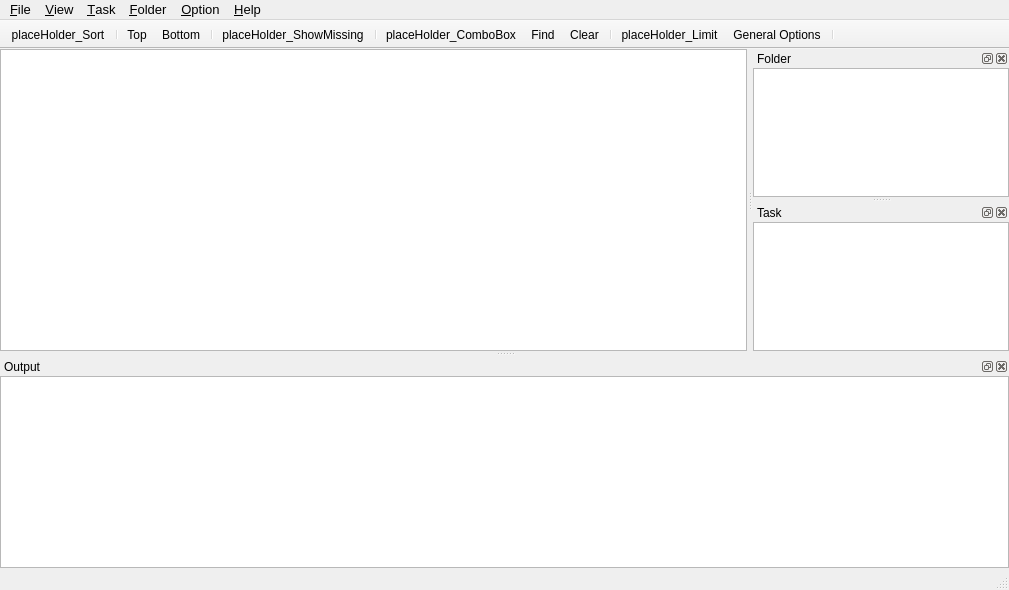
Qt form src/mainwindow.ui (ambiesoft/SceneExplorer) before a commit.
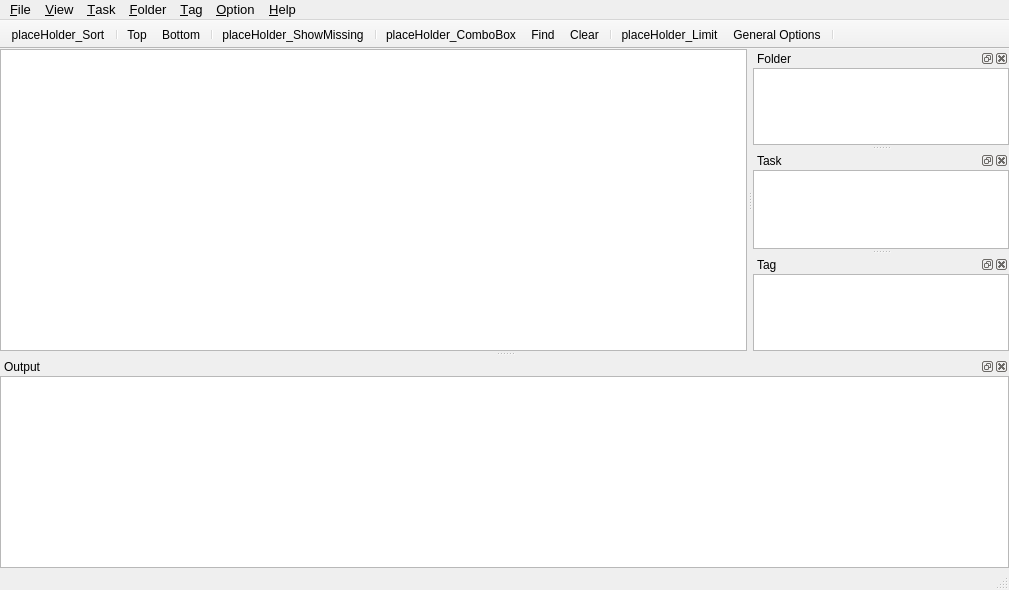
The same form after that commit. Icons and pictures are not drawn. Custom widgets are drawn as their Qt base class.

Diff of the .ui file:
```diff
--- a/src/mainwindow.ui
+++ b/src/mainwindow.ui
@@ -179,10 +179,17 @@
     </property>
     <addaction name="action_Add_Folder"/>
    </widget>
+   <widget class="QMenu" name="menu_Tag">
+    <property name="title">
+     <string>&amp;Tag</string>
+    </property>
+    <addaction name="action_Add_new_tag"/>
+   </widget>
    <addaction name="menu_File"/>
    <addaction name="menu_View"/>
    <addaction name="menu_Task"/>
    <addaction name="menu_Folder"/>
+   <addaction name="menu_Tag"/>
    <addaction name="menu_Option"/>
    <addaction name="menu_Help"/>
   </widget>
@@ -366,6 +373,36 @@
     </layout>
    </widget>
   </widget>
+  <widget class="QDockWidget" name="dockTag">
+   <property name="windowTitle">
+    <string>Tag</string>
+   </property>
+   <attribute name="dockWidgetArea">
+    <number>2</number>
+   </attribute>
+   <widget class="QWidget" name="dockWidgetContentsTag">
+    <layout class="QHBoxLayout" name="horizontalLayout_3">
+     <property name="spacing">
+      <number>0</number>
+     </property>
+     <property name="leftMargin">
+      <number>0</number>
+     </property>
+     <property name="topMargin">
+      <number>0</number>
+     </property>
+     <property name="rightMargin">
+      <number>0</number>
+     </property>
+     <property name="bottomMargin">
+      <number>0</number>
+     </property>
+     <item>
+      <widget class="QListWidget" name="listTag"/>
+     </item>
+    </layout>
+   </widget>
+  </widget>
   <action name="action_Close">
    <property name="text">
     <string>&amp;Close</string>
```
Left out of the diff: 11 changed lines with no effect on the pictures.
